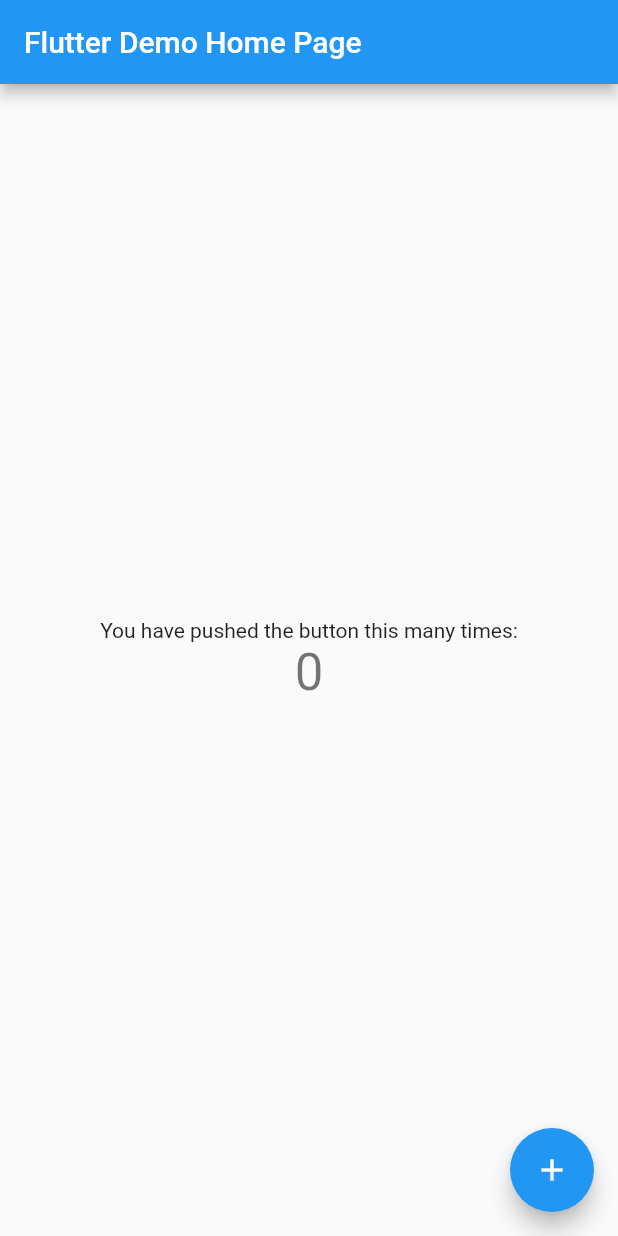
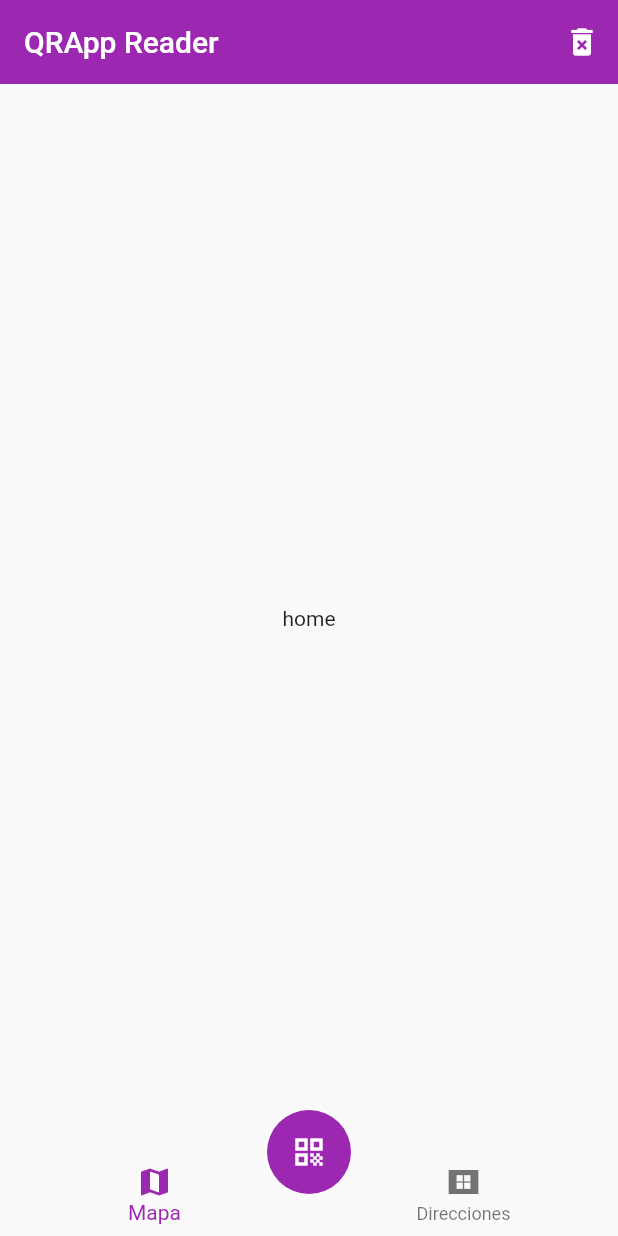
Before and after one commit to andresbm-dev/QRScanner-Flutter, a Flutter app: the screen it shows after launch, on a phone screen of 412 x 824 dp. Run offline on Flutter 3.47's test engine with Material 2 defaults, Android fonts, the phone set to English and light mode, and no system bars.

Commit message:
creacion inicial de las pantallas

```diff
--- a/lib/main.dart
+++ b/lib/main.dart
@@ -1,115 +1,23 @@
 import 'package:flutter/material.dart';
+import 'package:qr_scanner_flutter/screens/home_screen.dart';
+import 'package:qr_scanner_flutter/screens/map_screen.dart';
 
-void main() {
-  runApp(const MyApp());
-}
+void main() => runApp(MyApp());
 
 class MyApp extends StatelessWidget {
-  const MyApp({super.key});
-
-  // This widget is the root of your application.
   @override
   Widget build(BuildContext context) {
     return MaterialApp(
-      title: 'Flutter Demo',
+      debugShowCheckedModeBanner: false,
+      title: 'QR Scanner',
+      initialRoute: 'home',
+      routes: {
+        'home': (_) => const HomeScreen() ,
+        'map': (_) => const MapScreen(),
+      },
       theme: ThemeData(
-        // This is the theme of your application.
-        //
-        // Try running your application with "flutter run". You'll see the
-        // application has a blue toolbar. Then, without quitting the app, try
-        // changing the primarySwatch below to Colors.green and then invoke
-        // "hot reload" (press "r" in the console where you ran "flutter run",
-        // or simply save your changes to "hot reload" in a Flutter IDE).
-        // Notice that the counter didn't reset back to zero; the application
-        // is not restarted.
-        primarySwatch: Colors.blue,
+        primarySwatch: Colors.purple
       ),
-      home: const MyHomePage(title: 'Flutter Demo Home Page'),
     );
   }
 }
-
-class MyHomePage extends StatefulWidget {
-  const MyHomePage({super.key, required this.title});
-
-  // This widget is the home page of your application. It is stateful, meaning
-  // that it has a State object (defined below) that contains fields that affect
-  // how it looks.
-
-  // This class is the configuration for the state. It holds the values (in this
-  // case the title) provided by the parent (in this case the App widget) and
-  // used by the build method of the State. Fields in a Widget subclass are
-  // always marked "final".
-
-  final String title;
-
-  @override
-  State<MyHomePage> createState() => _MyHomePageState();
-}
-
-class _MyHomePageState extends State<MyHomePage> {
-  int _counter = 0;
-
-  void _incrementCounter() {
-    setState(() {
-      // This call to setState tells the Flutter framework that something has
-      // changed in this State, which causes it to rerun the build method below
-      // so that the display can reflect the updated values. If we changed
-      // _counter without calling setState(), then the build method would not be
-      // called again, and so nothing would appear to happen.
-      _counter++;
-    });
-  }
-
-  @override
-  Widget build(BuildContext context) {
-    // This method is rerun every time setState is called, for instance as done
-    // by the _incrementCounter method above.
-    //
-    // The Flutter framework has been optimized to make rerunning build methods
-    // fast, so that you can just rebuild anything that needs updating rather
-    // than having to individually change instances of widgets.
-    return Scaffold(
-      appBar: AppBar(
-        // Here we take the value from the MyHomePage object that was created by
-        // the App.build method, and use it to set our appbar title.
-        title: Text(widget.title),
-      ),
-      body: Center(
-        // Center is a layout widget. It takes a single child and positions it
-        // in the middle of the parent.
-        child: Column(
-          // Column is also a layout widget. It takes a list of children and
-          // arranges them vertically. By default, it sizes itself to fit its
-          // children horizontally, and tries to be as tall as its parent.
-          //
-          // Invoke "debug painting" (press "p" in the console, choose the
-          // "Toggle Debug Paint" action from the Flutter Inspector in Android
-          // Studio, or the "Toggle Debug Paint" command in Visual Studio Code)
-          // to see the wireframe for each widget.
-          //
-          // Column has various properties to control how it sizes itself and
-          // how it positions its children. Here we use mainAxisAlignment to
-          // center the children vertically; the main axis here is the vertical
-          // axis because Columns are vertical (the cross axis would be
-          // horizontal).
-          mainAxisAlignment: MainAxisAlignment.center,
-          children: <Widget>[
-            const Text(
-              'You have pushed the button this many times:',
-            ),
-            Text(
-              '$_counter',
-              style: Theme.of(context).textTheme.headline4,
-            ),
-          ],
-        ),
-      ),
-      floatingActionButton: FloatingActionButton(
-        onPressed: _incrementCounter,
-        tooltip: 'Increment',
-        child: const Icon(Icons.add),
-      ), // This trailing comma makes auto-formatting nicer for build methods.
-    );
-  }
-}
--- /dev/null
+++ b/lib/screens/home_screen.dart
@@ -0,0 +1,30 @@
+import 'package:flutter/material.dart';
+import 'package:qr_scanner_flutter/widgets/custom_floating_action_bottom.dart';
+import 'package:qr_scanner_flutter/widgets/custom_navigator_bar.dart';
+
+class HomeScreen extends StatelessWidget {
+  const HomeScreen({Key? key}) : super(key: key);
+
+  @override
+  Widget build(BuildContext context) {
+    return  Scaffold(
+      appBar: AppBar(
+
+          elevation: 0,
+          title: const Text('QRApp Reader'),
+        actions: [
+          IconButton(
+            icon: const Icon(Icons.delete_forever),
+            onPressed: (){},
+          )
+        ],
+      ),
+        body:const  Center(
+            child: Text('home')
+        ),
+      floatingActionButton: const CustomFloatingActionButton(),
+      floatingActionButtonLocation: FloatingActionButtonLocation.centerDocked,
+      bottomNavigationBar: const CustomNavigatorBar(),
+    );
+  }
+}
--- /dev/null
+++ b/lib/screens/map_screen.dart
@@ -0,0 +1,11 @@
+
+import 'package:flutter/material.dart';
+
+class MapScreen extends StatelessWidget {
+  const MapScreen({Key? key}) : super(key: key);
+
+  @override
+  Widget build(BuildContext context) {
+    return Container();
+  }
+}
--- /dev/null
+++ b/lib/widgets/custom_floating_action_bottom.dart
@@ -0,0 +1,16 @@
+
+
+import 'package:flutter/material.dart';
+
+class CustomFloatingActionButton extends StatelessWidget {
+  const CustomFloatingActionButton({Key? key}) : super(key: key);
+
+  @override
+  Widget build(BuildContext context) {
+    return FloatingActionButton(
+      elevation: 0,
+        onPressed: (){},
+        child: const Icon(Icons.qr_code),
+    );
+  }
+}
--- /dev/null
+++ b/lib/widgets/custom_navigator_bar.dart
@@ -0,0 +1,24 @@
+
+import 'package:flutter/material.dart';
+
+class CustomNavigatorBar extends StatelessWidget {
+  const CustomNavigatorBar({Key? key}) : super(key: key);
+
+  @override
+  Widget build(BuildContext context) {
+    return BottomNavigationBar(
+      elevation: 0,
+        currentIndex: 0,
+        items: const <BottomNavigationBarItem>[
+          BottomNavigationBarItem(
+            icon: Icon(Icons.map),
+            label: 'Mapa'
+          ),
+          BottomNavigationBarItem(
+              icon: Icon(Icons.view_compact_alt_sharp),
+              label: 'Direcciones'
+          ),
+        ]
+    );
+  }
+}
```
